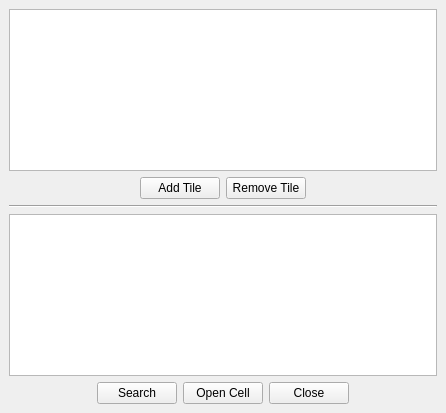
Qt form src/editor/lotpacksearch.ui (timbaker/pzworlded) before a commit.
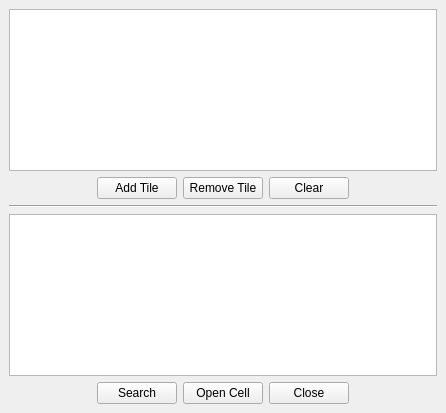
The same form after that commit.

Commit message: Added "Clear" button to LotPackSearch.

```diff
--- a/src/editor/lotpacksearch.ui
+++ b/src/editor/lotpacksearch.ui
@@ -54,6 +54,13 @@
         </property>
        </widget>
       </item>
+      <item>
+       <widget class="QPushButton" name="buttonClearTiles">
+        <property name="text">
+         <string>Clear</string>
+        </property>
+       </widget>
+      </item>
       <item>
        <spacer name="horizontalSpacer">
         <property name="orientation">
```
Left out of the diff: 10 changed lines with no effect on the pictures. The commit also changes 2 other files.
